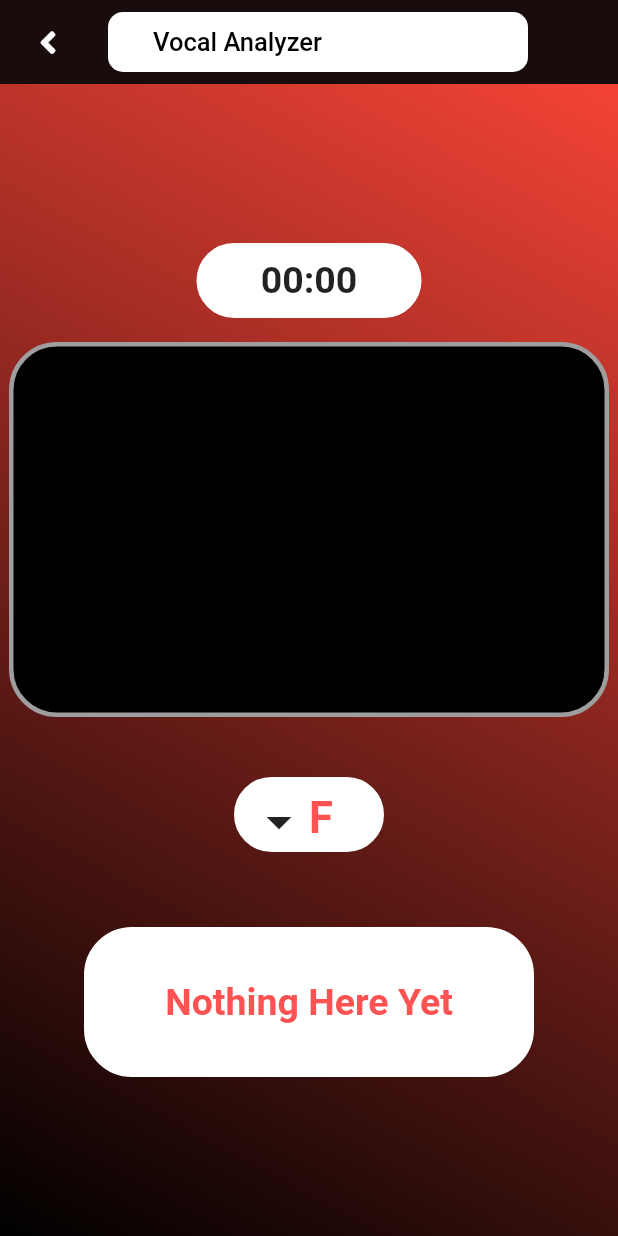
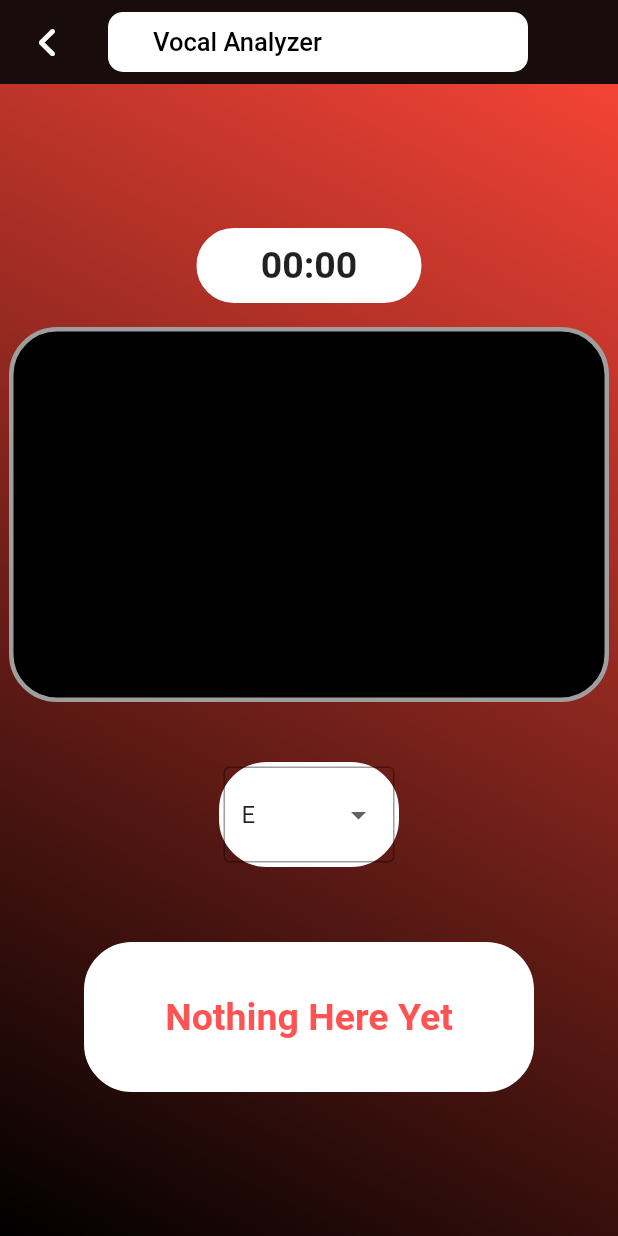
Before and after one commit to rajugrj510/Vocal-App, a Flutter app: the Vocal_Analyzer screen opened directly, on a phone screen of 412 x 824 dp. Run offline on Flutter 3.47's test engine with Material 2 defaults, Android fonts, the phone set to English and light mode, and no system bars; our stand-ins replace another_flushbar, audioplayers, avatar_glow, cloud_firestore, firebase_auth, firebase_core and 5 more; missing offline and left inert: audio_player_example, dart:ffi, flutter_midi, syncfusion_flutter_core, tonic; accounts and stored records are empty.

Commit message:
Implemented Design for Analyzer

```diff
--- a/lib/Voice_Analyzer.dart
+++ b/lib/Voice_Analyzer.dart
@@ -135,29 +135,40 @@ class Vocal_Analyzer_State extends State<Vocal_Analyzer>{
       ),
     );
   }
-  //drop down menu for tone selection (NEEDS IMPLEMENTATION)
+  //drop down menu for tone selection (NEEDS IMPLEMENTATION)(Needs Redesign)
   Widget buildDropMenu(){
+    final List<String> accountType = ['E', 'S', 'P'];
+    String dropdownValue = 'Select';
     return Container(
-      width: 100,
-      height: 50,
+        width: 120,
+        height: 70,
         decoration: ShapeDecoration(
             color: Colors.white,
             shape: RoundedRectangleBorder (
                 borderRadius: BorderRadius.circular(32.0),
                 side: BorderSide(
-                  width: 10,
+                    width: 3,
                     color: Colors.white
                 )
             )
         ),
-      child: Center(
-          child: Row(
-            children: [
-              Icon(Icons.arrow_drop_down,size: 40),
-              Text("F",style: const TextStyle(fontWeight: FontWeight.bold, fontSize: 29, color: Colors.redAccent),
-              )
-            ],
-          )
+        child:DropdownButtonFormField(
+          icon: const Icon(Icons.arrow_drop_down_sharp),
+          decoration: const InputDecoration(
+            border: OutlineInputBorder(),
+            ),
+        value: accountType[0],
+        onChanged: (String? newValue) {
+        setState(() {
+          dropdownValue = newValue!;
+        });
+        },
+        items: accountType.map((accountType) {
+        return DropdownMenuItem<String>(
+          value: accountType,
+          child: Text(accountType),
+        );
+            }).toList(),
           ),
     );
   }
@@ -186,9 +197,11 @@ class Vocal_Analyzer_State extends State<Vocal_Analyzer>{
       ),
     );
   }
+  //play button
 Widget buildPlay(){
     return Scaffold();
 }
+//pause button
 Widget buildPause(){
     return Scaffold();
   }
--- a/pubspec.yaml
+++ b/pubspec.yaml
@@ -20,11 +20,12 @@ dependencies:
   flutter_svg: ^1.0.0
   flutter_sound_lite: ^8.5.0
   fluttertoast: ^8.0.8
-  font_awesome_flutter: ^9.2.0
+  font_awesome_flutter: ^10.1.0
   overlay_support: ^1.2.1
   permission_handler: ^9.2.0
   syncfusion_flutter_core: ^19.3.56
   syncfusion_flutter_sliders: ^19.3.56
+
 
 
 
```
Also changed, not shown: lib/audio-recorder-main.dart (+24 -3 lines), pubspec.lock. Lines whose indentation alone changed are shown as unchanged.
